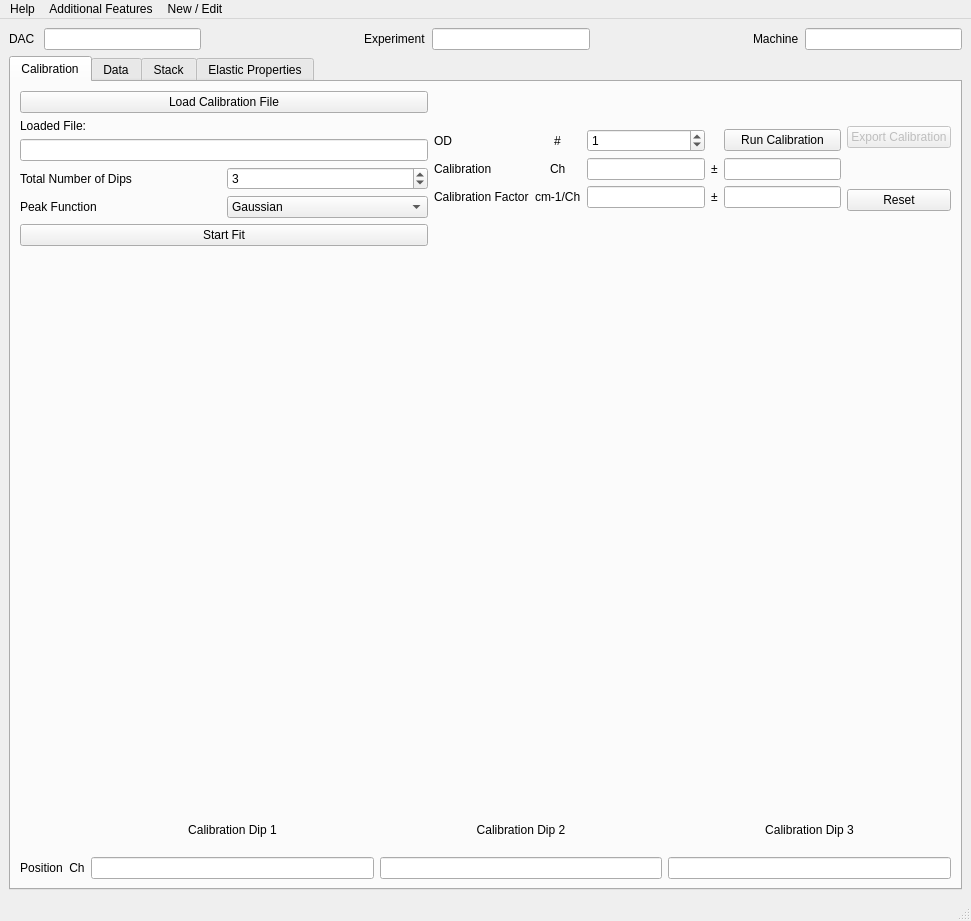
KirstenSch/BrillouinView, file src/brillouinview/gui/ui/brillouinview_main_window.ui: the form before one commit.
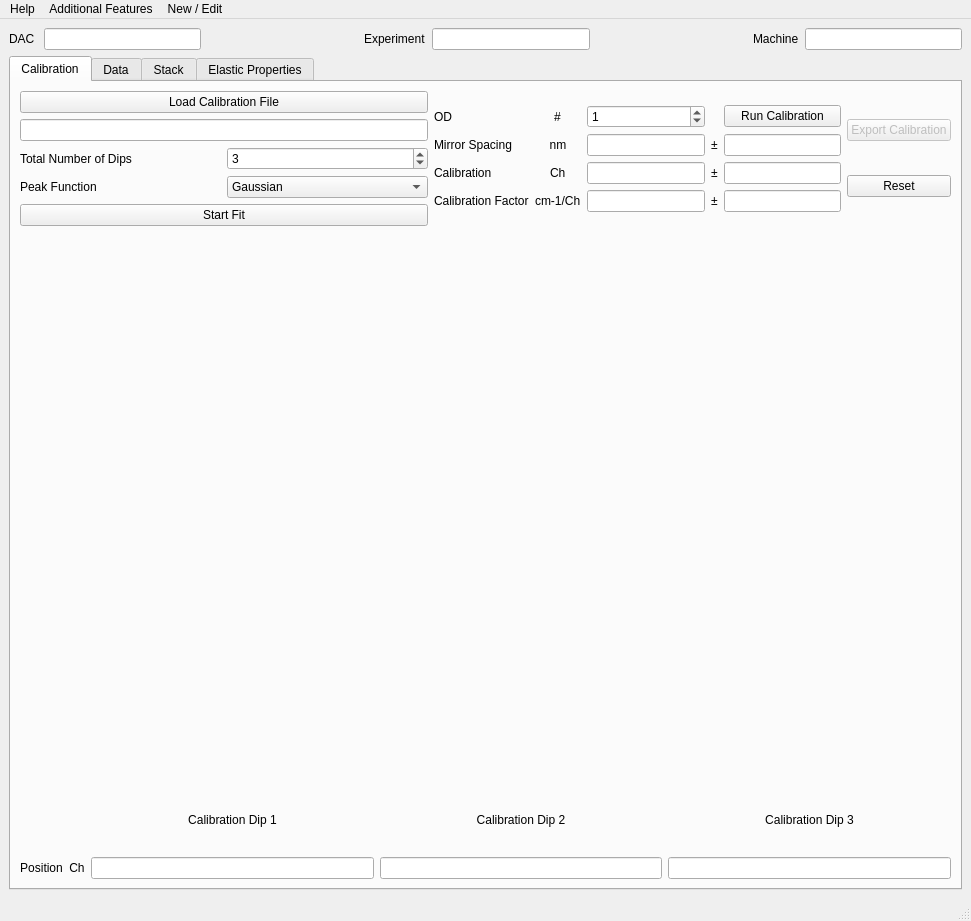
The form after the commit. Custom widgets are drawn as their Qt base class.

Commit message: updated reset entries

```diff
--- a/src/brillouinview/gui/ui/brillouinview_main_window.ui
+++ b/src/brillouinview/gui/ui/brillouinview_main_window.ui
@@ -146,13 +146,6 @@
                 </property>
                </widget>
               </item>
-              <item>
-               <widget class="QLabel" name="label_18">
-                <property name="text">
-                 <string>Loaded File:</string>
-                </property>
-               </widget>
-              </item>
               <item>
                <widget class="QLineEdit" name="le_calibration_data">
                 <property name="readOnly">
@@ -220,17 +213,17 @@
              <layout class="QVBoxLayout" name="left">
               <item>
                <layout class="QGridLayout" name="gridLayout">
-                <item row="1" column="2">
-                 <widget class="QLineEdit" name="le_calibration">
+                <item row="3" column="5">
+                 <widget class="QLineEdit" name="le_calfactor_unc">
                   <property name="readOnly">
                    <bool>true</bool>
                   </property>
                  </widget>
                 </item>
-                <item row="1" column="5">
-                 <widget class="QLineEdit" name="le_calibration_unc">
-                  <property name="readOnly">
-                   <bool>true</bool>
+                <item row="2" column="1" alignment="Qt::AlignHCenter">
+                 <widget class="QLabel" name="label_8">
+                  <property name="text">
+                   <string>Ch</string>
                   </property>
                  </widget>
                 </item>
@@ -241,27 +234,69 @@
                   </property>
                  </widget>
                 </item>
-                <item row="1" column="1" alignment="Qt::AlignHCenter">
-                 <widget class="QLabel" name="label_8">
+                <item row="0" column="5">
+                 <widget class="QPushButton" name="button_run_calibration">
                   <property name="text">
-                   <string>Ch</string>
+                   <string>Run Calibration</string>
                   </property>
                  </widget>
                 </item>
                 <item row="2" column="0">
+                 <widget class="QLabel" name="label_4">
+                  <property name="text">
+                   <string>Calibration</string>
+                  </property>
+                 </widget>
+                </item>
+                <item row="2" column="2">
+                 <widget class="QLineEdit" name="le_calibration">
+                  <property name="readOnly">
+                   <bool>true</bool>
+                  </property>
+                 </widget>
+                </item>
+                <item row="0" column="0">
+                 <widget class="QLabel" name="label_3">
+                  <property name="text">
+                   <string>OD</string>
+                  </property>
+                 </widget>
+                </item>
+                <item row="3" column="0">
                  <widget class="QLabel" name="label">
                   <property name="text">
                    <string>Calibration Factor</string>
                   </property>
                  </widget>
                 </item>
+                <item row="3" column="1">
+                 <widget class="QLabel" name="label_2">
+                  <property name="text">
+                   <string>cm-1/Ch</string>
+                  </property>
+                 </widget>
+                </item>
                 <item row="2" column="3">
+                 <widget class="QLabel" name="label_17">
+                  <property name="text">
+                   <string>±</string>
+                  </property>
+                 </widget>
+                </item>
+                <item row="3" column="3">
                  <widget class="QLabel" name="label_5">
                   <property name="text">
                    <string>±</string>
                   </property>
                  </widget>
                 </item>
+                <item row="2" column="5">
+                 <widget class="QLineEdit" name="le_calibration_unc">
+                  <property name="readOnly">
+                   <bool>true</bool>
+                  </property>
+                 </widget>
+                </item>
                 <item row="0" column="2">
                  <widget class="QSpinBox" name="spinBox">
                   <property name="value">
@@ -269,55 +304,43 @@
                   </property>
                  </widget>
                 </item>
-                <item row="2" column="1">
-                 <widget class="QLabel" name="label_2">
-                  <property name="text">
-                   <string>cm-1/Ch</string>
-                  </property>
-                 </widget>
-                </item>
                 <item row="1" column="0">
-                 <widget class="QLabel" name="label_4">
+                 <widget class="QLabel" name="label_6">
                   <property name="text">
-                   <string>Calibration</string>
+                   <string>Mirror Spacing</string>
                   </property>
                  </widget>
                 </item>
+                <item row="3" column="2">
+                 <widget class="QLineEdit" name="le_calfactor">
+                  <property name="readOnly">
+                   <bool>true</bool>
+                  </property>
+                 </widget>
+                </item>
+                <item row="1" column="1">
+                 <widget class="QLabel" name="label_14">
+                  <property name="text">
+                   <string>nm</string>
+                  </property>
+                  <property name="alignment">
+                   <set>Qt::AlignCenter</set>
+                  </property>
+                 </widget>
+                </item>
+                <item row="1" column="2">
+                 <widget class="QLineEdit" name="le_spacing"/>
+                </item>
+                <item row="1" column="5">
+                 <widget class="QLineEdit" name="le_spacing_unc"/>
+                </item>
                 <item row="1" column="3">
-                 <widget class="QLabel" name="label_17">
+                 <widget class="QLabel" name="label_15">
                   <property name="text">
                    <string>±</string>
                   </property>
                  </widget>
                 </item>
-                <item row="0" column="0">
-                 <widget class="QLabel" name="label_3">
-                  <property name="text">
-                   <string>OD</string>
-                  </property>
-                 </widget>
-                </item>
-                <item row="2" column="5">
-                 <widget class="QLineEdit" name="lineEdit_2">
-                  <property name="readOnly">
-                   <bool>true</bool>
-                  </property>
-                 </widget>
-                </item>
-                <item row="2" column="2">
-                 <widget class="QLineEdit" name="lineEdit">
-                  <property name="readOnly">
-                   <bool>true</bool>
-                  </property>
-                 </widget>
-                </item>
-                <item row="0" column="5">
-                 <widget class="QPushButton" name="button_run_calibration">
-                  <property name="text">
-                   <string>Run Calibration</string>
-                  </property>
-                 </widget>
-                </item>
                </layout>
               </item>
              </layout>
```
Left out of the diff: 2 changed lines with no effect on the pictures. The commit also changes 2 other files.
